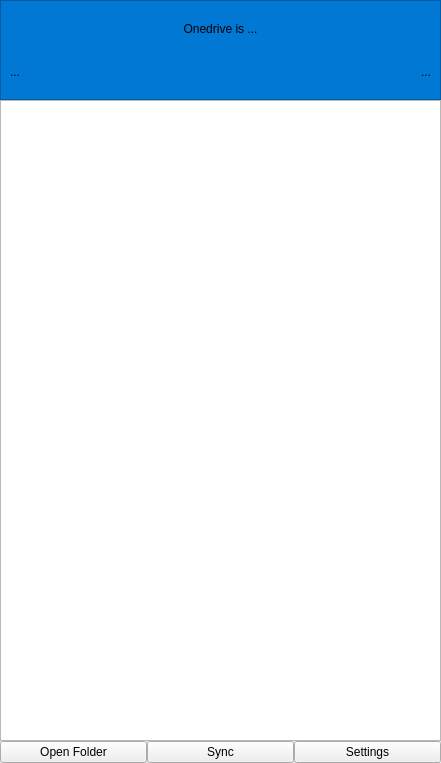
Qt form OneDriveGUI/ui/process_status_page.ui (bpozdena/OneDriveGUI) before a commit.
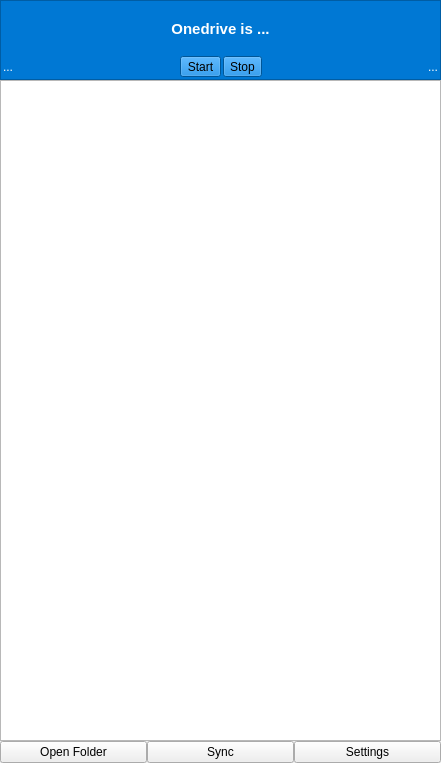
The same form after that commit.

Commit message: added temporary process start/stop buttons

The edit to the form file:
```diff
--- a/OneDriveGUI/ui/process_status_page.ui
+++ b/OneDriveGUI/ui/process_status_page.ui
@@ -34,7 +34,7 @@
      <property name="minimumSize">
       <size>
        <width>0</width>
-       <height>100</height>
+       <height>80</height>
       </size>
      </property>
      <property name="styleSheet">
@@ -47,25 +47,50 @@
       <enum>QFrame::Raised</enum>
      </property>
      <layout class="QGridLayout" name="gridLayout">
+      <property name="leftMargin">
+       <number>2</number>
+      </property>
+      <property name="topMargin">
+       <number>2</number>
+      </property>
+      <property name="rightMargin">
+       <number>2</number>
+      </property>
+      <property name="bottomMargin">
+       <number>2</number>
+      </property>
+      <property name="spacing">
+       <number>2</number>
+      </property>
+      <item row="2" column="1">
+       <widget class="QToolButton" name="toolButton_start">
+        <property name="text">
+         <string>Start</string>
+        </property>
+       </widget>
+      </item>
       <item row="2" column="0">
        <widget class="QLabel" name="label_4">
-        <property name="text">
-         <string>...</string>
+        <property name="styleSheet">
+         <string notr="true">color: rgb(255, 255, 255);</string>
         </property>
-       </widget>
-      </item>
-      <item row="2" column="2">
-       <widget class="QLabel" name="label_3">
         <property name="text">
          <string>...</string>
         </property>
-        <property name="alignment">
-         <set>Qt::AlignRight|Qt::AlignTrailing|Qt::AlignVCenter</set>
-        </property>
        </widget>
       </item>
-      <item row="1" column="0" colspan="3">
+      <item row="1" column="0" colspan="4">
        <widget class="QLabel" name="label_6">
+        <property name="font">
+         <font>
+          <pointsize>11</pointsize>
+          <weight>75</weight>
+          <bold>true</bold>
+         </font>
+        </property>
+        <property name="styleSheet">
+         <string notr="true">color: rgb(255, 255, 255);</string>
+        </property>
         <property name="text">
          <string>Onedrive is ...</string>
         </property>
@@ -74,6 +99,26 @@
         </property>
        </widget>
       </item>
+      <item row="2" column="3">
+       <widget class="QLabel" name="label_3">
+        <property name="styleSheet">
+         <string notr="true">color: rgb(255, 255, 255);</string>
+        </property>
+        <property name="text">
+         <string>...</string>
+        </property>
+        <property name="alignment">
+         <set>Qt::AlignRight|Qt::AlignTrailing|Qt::AlignVCenter</set>
+        </property>
+       </widget>
+      </item>
+      <item row="2" column="2">
+       <widget class="QToolButton" name="toolButton_stop">
+        <property name="text">
+         <string>Stop</string>
+        </property>
+       </widget>
+      </item>
      </layout>
     </widget>
    </item>
```
Left out of the diff: 2 changed lines with no effect on the pictures. The commit also changes 9 other files.
